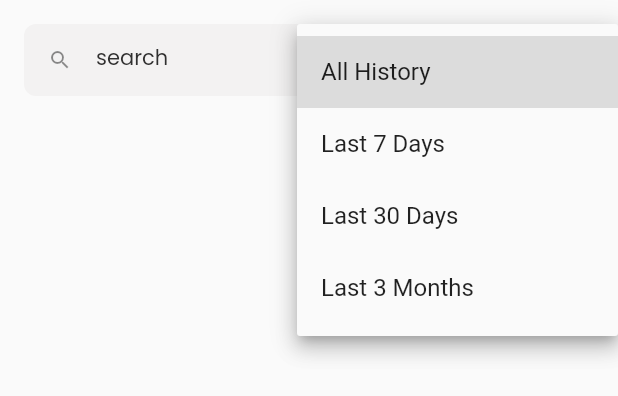
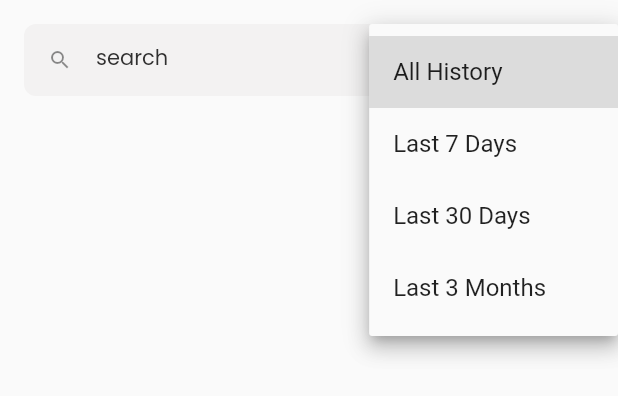
Before and after one commit to glenhermanus/mogawe_flutter, a Flutter app: the HistoryTab widget shown alone on an empty page, opened directly with empty values, after a tap on "All History", on a phone screen of 412 x 824 dp. Shown: the top 396 px of the screen. Run offline on Flutter 3.47's test engine with Material 2 defaults, Android fonts, the phone set to English and light mode, and no system bars; our stand-ins replace bloc, flutter_bloc, flutter_rating_bar, fluttertoast, font_awesome_flutter, geolocator and 9 more; missing offline and left inert: auto_size_text_pk; accounts and stored records are empty; network calls fail.

Commit message:
fix: main.dart, history tab search field, personal tab edit, image picker dialog

```diff
--- a/lib/modules/profile/id_card_profile.dart
+++ b/lib/modules/profile/id_card_profile.dart
@@ -150,9 +150,7 @@ class _IdCardProfileState extends State<IdCardProfile> {
                 ),
               ),
               SizedBox(height: 8),
-              Padding(
-                padding: EdgeInsets.fromLTRB(16, 0, 16, 16),
-                child: Row(mainAxisAlignment: MainAxisAlignment.center, children: [
+              Row(mainAxisAlignment: MainAxisAlignment.center, children: [
                 Image.asset("assets/images/img.png", height: 48),
                 SizedBox(width: 16),
                 Column(children: [
@@ -169,7 +167,7 @@ class _IdCardProfileState extends State<IdCardProfile> {
                   )),
                 ])
               ]),
-              )
+              SizedBox(height: 16)
             ],
           )
         ],
--- a/lib/modules/profile/tab_widgets/history_tab.dart
+++ b/lib/modules/profile/tab_widgets/history_tab.dart
@@ -55,9 +55,10 @@ class _HistoryTabState extends State<HistoryTab> {
           padding: EdgeInsetsDirectional.fromSTEB(
               16, 16, 16, 0),
           child: Row(
-            mainAxisSize: MainAxisSize.max,
+            mainAxisAlignment: MainAxisAlignment.spaceBetween,
             children: [
               Expanded(
+                flex: 1,
                 child: TextFormField(
                   controller: textController1,
                   obscureText: false,
@@ -97,11 +98,8 @@ class _HistoryTabState extends State<HistoryTab> {
                   ),
                 ),
               ),
-              Expanded(
-                child: Padding(
-                  padding: EdgeInsetsDirectional.fromSTEB(
-                      16, 0, 0, 0),
-                  child: DropdownButton(
+              SizedBox(width: 16),
+              DropdownButton(
                 items: Const.historyFilter.map((e) {
                   return DropdownMenuItem<String>(
                     value: e,
@@ -115,8 +113,6 @@ class _HistoryTabState extends State<HistoryTab> {
                   setState(() {});
                   widget.filter!(filter!);
                 },
-                  ),
-                ),
               )
             ],
           ),
```
Also changed, not shown: lib/modules/profile/profile_page.dart (+20 -8 lines), lib/modules/profile/profile_screen.dart (+12 -0 lines), lib/modules/profile/tab_widgets/personal_tab.dart (+13 -3 lines). Lines whose indentation alone changed are shown as unchanged.
